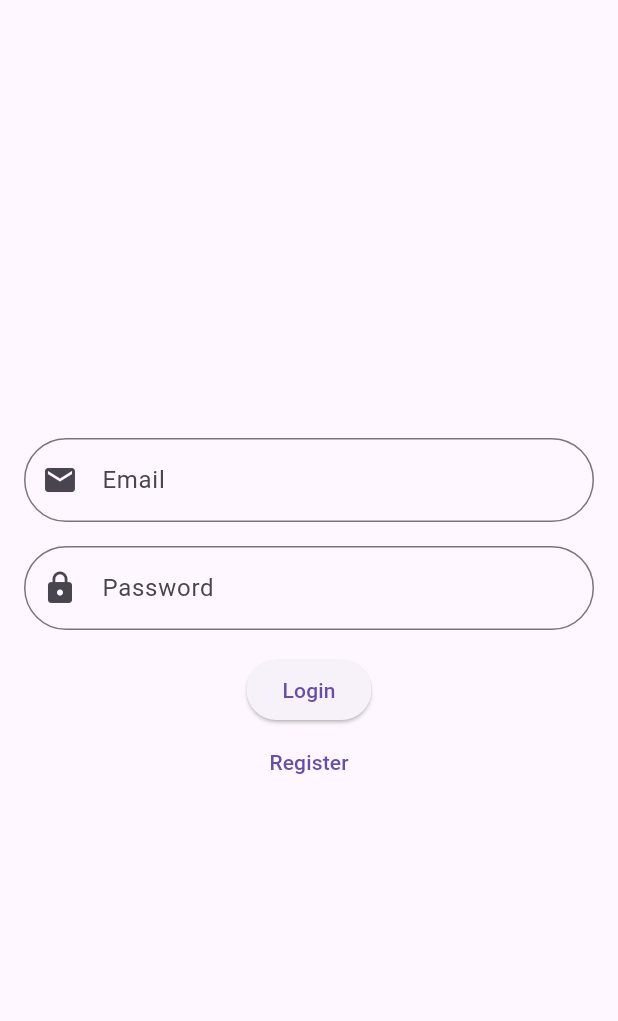
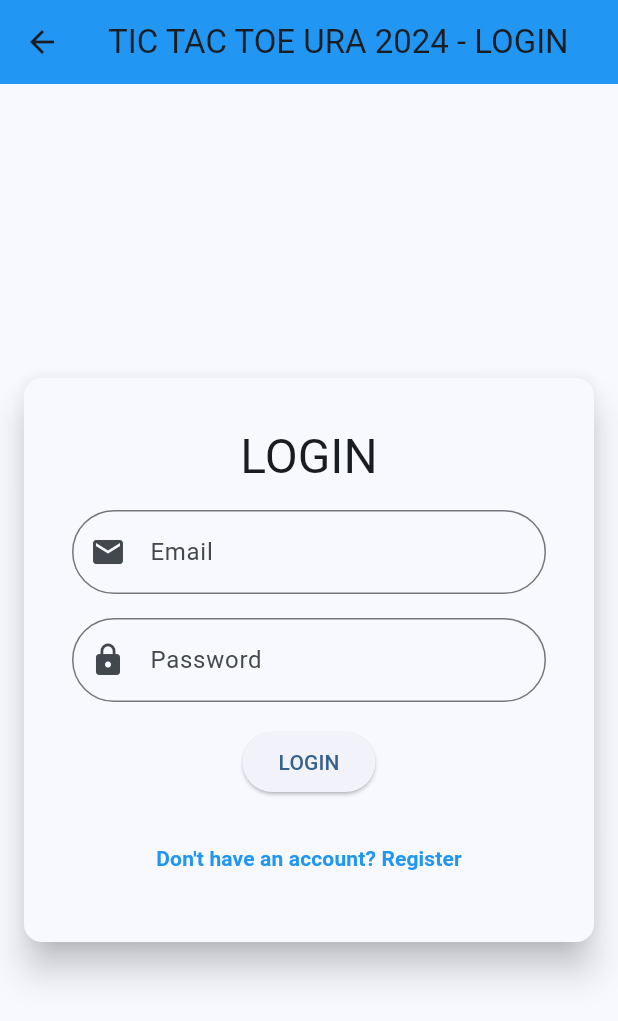
Before and after one commit to dragospaulpop-teach/flutter-tic-tac-toe, a Flutter app: the screen it shows after launch, after a tap on "Go to LogIn", on a phone screen of 412 x 824 dp. Shown: the top 1021 px of the screen. Run offline on Flutter 3.47's test engine with Material 3 defaults, Android fonts, the phone set to English and light mode, and no system bars; our stand-ins replace firebase_auth, firebase_core; accounts and stored records are empty; generated files the repository leaves out were written again.

Commit message:
theming; card and app bar on login

```diff
--- a/lib/home_screen.dart
+++ b/lib/home_screen.dart
@@ -10,7 +10,8 @@ class HomeScreen extends StatefulWidget {
 class _HomeScreenState extends State<HomeScreen> {
   @override
   Widget build(BuildContext context) {
-    return Center(
+    return Scaffold(
+      body: Center(
         child: Column(
           mainAxisAlignment: MainAxisAlignment.center,
           children: [
@@ -23,6 +24,7 @@ class _HomeScreenState extends State<HomeScreen> {
                 child: const Text('Go to LogIn'))
           ],
         ),
+      ),
     );
   }
 }
--- a/lib/login_form.dart
+++ b/lib/login_form.dart
@@ -26,14 +26,28 @@ class SignInForm extends StatelessWidget {
   @override
   Widget build(BuildContext context) {
     return Scaffold(
+        appBar: AppBar(
+          title: const Text('TIC TAC TOE URA 2024 - LOGIN'),
+        ),
         body: Center(
+          child: Card(
+            elevation: 10,
+            color: Theme.of(context).colorScheme.surface,
+            borderOnForeground: true,
+            margin: const EdgeInsets.all(16),
+            child: Padding(
+              padding: const EdgeInsets.all(16),
               child: Form(
                   key: _formKey,
                   child: Padding(
                     padding: const EdgeInsets.all(16),
                     child: Column(
+                      mainAxisSize: MainAxisSize.min,
                       mainAxisAlignment: MainAxisAlignment.center,
                       children: [
+                        Text('LOGIN',
+                            style: Theme.of(context).textTheme.headlineLarge),
+                        const SizedBox(height: 16),
                         TextFormField(
                           controller: emailController,
                           decoration: const InputDecoration(
@@ -51,6 +65,7 @@ class SignInForm extends StatelessWidget {
                         ),
                         TextFormField(
                           controller: passwordController,
+                          obscureText: true,
                           decoration: const InputDecoration(
                             prefixIcon: Icon(Icons.lock),
                             labelText: 'Password',
@@ -64,15 +79,22 @@ class SignInForm extends StatelessWidget {
                         const SizedBox(height: 16),
                         ElevatedButton(
                             onPressed: () => login(context),
-                    child: const Text("Login")),
+                            child: const Text("LOGIN")),
+                        const SizedBox(height: 16),
                         TextButton(
                             onPressed: () {
                               Navigator.pushNamed(context, '/register');
                             },
-                    child: const Text('Register'))
+                            child: const Text(
+                                'Don\'t have an account? Register',
+                                style: TextStyle(
+                                    color: Colors.blue,
+                                    fontWeight: FontWeight.bold)))
                       ],
                     ),
                   )),
+            ),
+          ),
         ));
   }
 }
--- a/lib/main.dart
+++ b/lib/main.dart
@@ -48,11 +48,31 @@ class _MainAppState extends State<MainApp> {
 
   @override
   Widget build(BuildContext context) {
-    return MaterialApp(initialRoute: '/', navigatorKey: navigatorKey, routes: {
-      '/': (context) => const HomeScreen(),
-      '/login': (context) => SignInForm(),
-      '/register': (context) => RegisterForm(),
-      '/game': (context) => const GameScreen(),
-    });
+    return MaterialApp(
+        debugShowCheckedModeBanner: false,
+        theme: ThemeData(
+          colorScheme: ColorScheme.fromSeed(seedColor: Colors.blue),
+          appBarTheme: const AppBarTheme(
+            backgroundColor: Colors.blue,
+          ),
+        ),
+        darkTheme: ThemeData(
+          colorScheme: ColorScheme.fromSeed(
+              seedColor: Colors.red, brightness: Brightness.dark),
+          brightness: Brightness.dark,
+          useMaterial3: true,
+          appBarTheme: const AppBarTheme(
+            backgroundColor: Colors.red,
+          ),
+        ),
+        themeMode: ThemeMode.light,
+        initialRoute: '/',
+        navigatorKey: navigatorKey,
+        routes: {
+          '/': (context) => const HomeScreen(),
+          '/login': (context) => SignInForm(),
+          '/register': (context) => RegisterForm(),
+          '/game': (context) => const GameScreen(),
+        });
   }
 }
```
Lines whose indentation alone changed are shown as unchanged.
